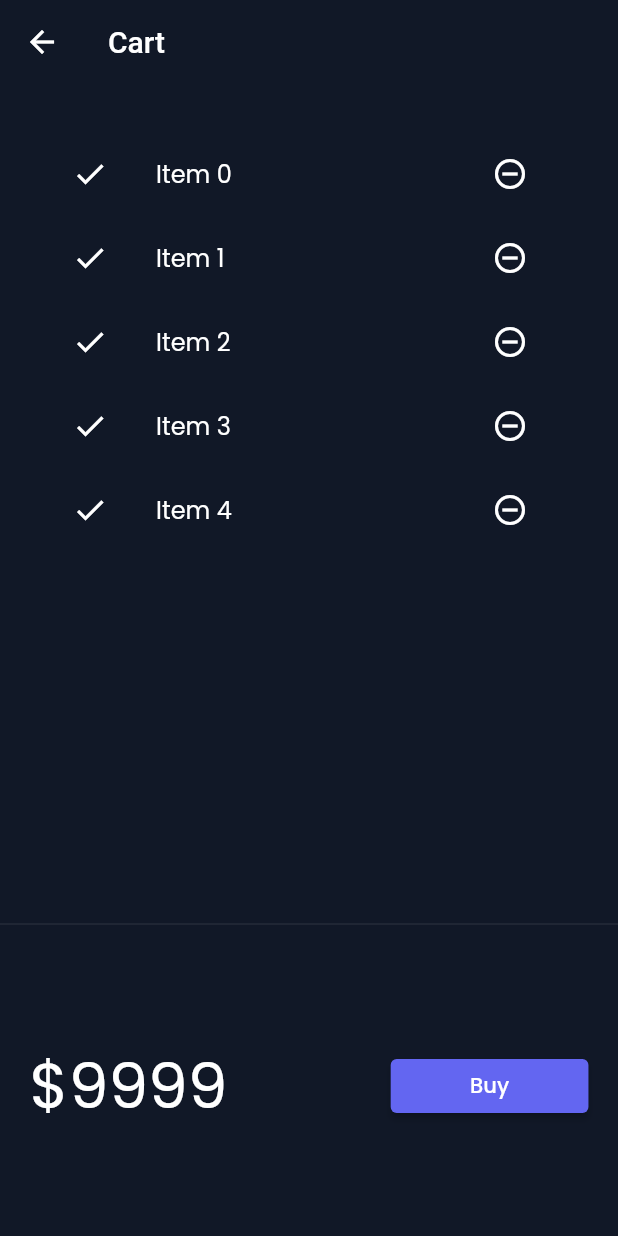
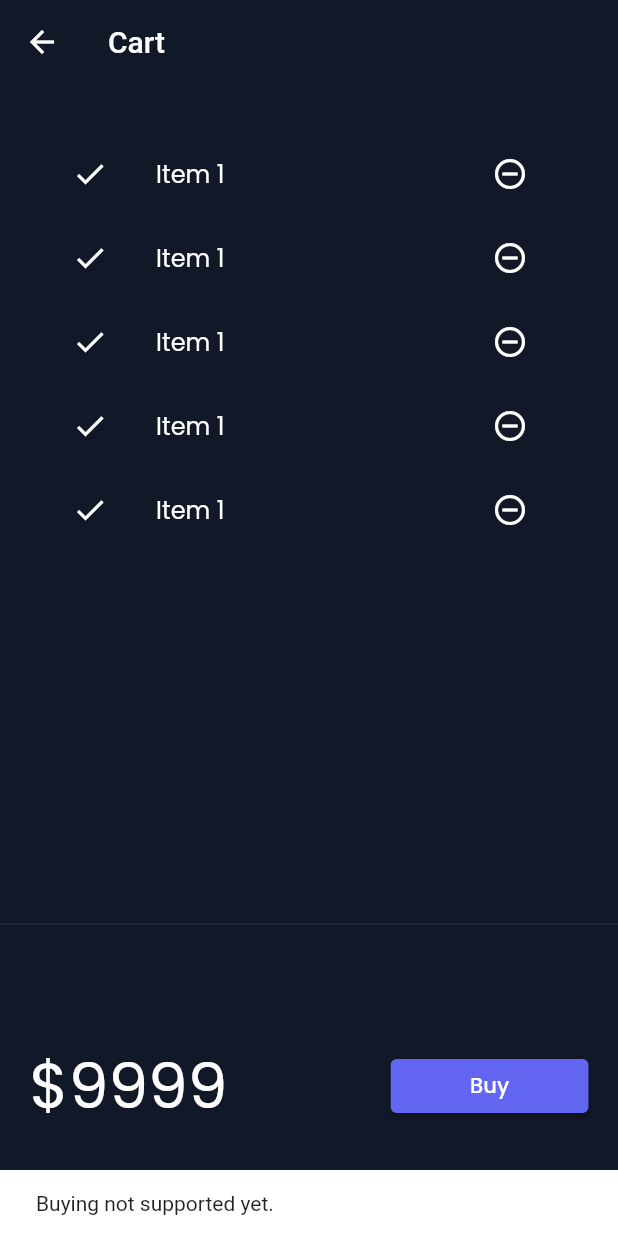
Before and after one commit to jvish2030/30DaysOfFlutter, a Flutter app: the CartPage screen opened by its route, after a tap on "Buy", on a phone screen of 412 x 824 dp. Run offline on Flutter 3.47's test engine with Material 2 defaults, Android fonts, the phone set to English and light mode, and no system bars; our stand-ins replace google_fonts, velocity_x; network calls fail; key blocks and very long unbroken strings in the code were emptied for the run.

Commit message:
Day 23 completed

```diff
--- a/lib/Pages/cart_page.dart
+++ b/lib/Pages/cart_page.dart
@@ -32,7 +32,11 @@ class _CartTotal extends StatelessWidget {
           "\$9999".text.xl5.color(context.theme.accentColor).make(),
           30.widthBox,
           ElevatedButton(
-            onPressed: () {},
+            onPressed: () {
+              ScaffoldMessenger.of(context).showSnackBar(SnackBar(
+                content: "Buying not supported yet.".text.make(),
+              ));
+            },
             style: ButtonStyle(
                 backgroundColor:
                     MaterialStateProperty.all(context.theme.buttonColor)),
@@ -60,7 +64,7 @@ class __CartListState extends State<_CartList> {
           icon: Icon(Icons.remove_circle_outline),
           onPressed: () {},
         ),
-        title: "Item ${index}".text.make(),
+        title: "Item 1".text.make(),
       ),
     );
   }
```
Also changed, not shown: lib/Models/cart.dart (added, +33 -0 lines), 21 other files.
